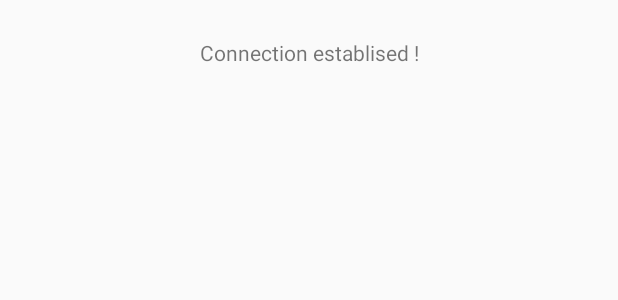
After one commit to engeniuspark/Covid19Updates, an Android app: the layout activity_internet.xml on its own in the app's theme, with its tools: preview values and no code run, on a phone screen of 412 x 824 dp. The commit adds this screen. Shown: the top 300 px of the screen. Run offline under Robolectric (Android 15) with nearby library versions, the phone set to English and light mode, and no system bars.

Commit message:
Worked on some minor bugs

```diff
--- a/app/src/main/java/com/example/covid19updates/adapters/CountryRVAdapter.java
+++ b/app/src/main/java/com/example/covid19updates/adapters/CountryRVAdapter.java
@@ -34,7 +34,6 @@ public class CountryRVAdapter extends RecyclerView.Adapter<CountryRVAdapter.View
 
     @Override
     public void onBindViewHolder(@NonNull ViewHolder holder, int position) {
-
         Countries countryModel = countryNamesList.get(position);
 
         if(position == 0){
--- /dev/null
+++ b/app/src/main/res/layout/activity_internet.xml
@@ -0,0 +1,20 @@
+<?xml version="1.0" encoding="utf-8"?>
+<LinearLayout xmlns:android="http://schemas.android.com/apk/res/android"
+    xmlns:app="http://schemas.android.com/apk/res-auto"
+    xmlns:tools="http://schemas.android.com/tools"
+    android:layout_width="match_parent"
+    android:layout_height="match_parent">
+
+    <TextView
+        android:id="@+id/tv_check_connection"
+        android:layout_width="match_parent"
+        android:layout_height="wrap_content"
+        android:text="Connection establised !"
+        android:padding="25dp"
+        app:layout_constraintBottom_toBottomOf="parent"
+        android:gravity="center"
+        app:layout_constraintLeft_toLeftOf="parent"
+        app:layout_constraintRight_toRightOf="parent"
+        app:layout_constraintTop_toTopOf="parent" />
+
+</LinearLayout>
--- a/app/src/main/res/values/strings.xml
+++ b/app/src/main/res/values/strings.xml
@@ -1,3 +1,3 @@
 <resources>
-    <string name="app_name">Covid</string>
+    <string name="app_name">Covid19Counter</string>
 </resources>
```
Also changed, not shown: app/src/main/AndroidManifest.xml (+9 -8 lines), app/src/main/java/com/example/covid19updates/ui/homescreen/MainActivity.java (+54 -15 lines), app/src/main/java/com/example/covid19updates/ui/homescreen/MainRepository.java (+6 -7 lines), app/src/main/java/com/example/covid19updates/ui/homescreen/MainViewModel.java (+1 -42 lines), app/src/main/res/layout/activity_main2.xml (added, +17 -0 lines).
